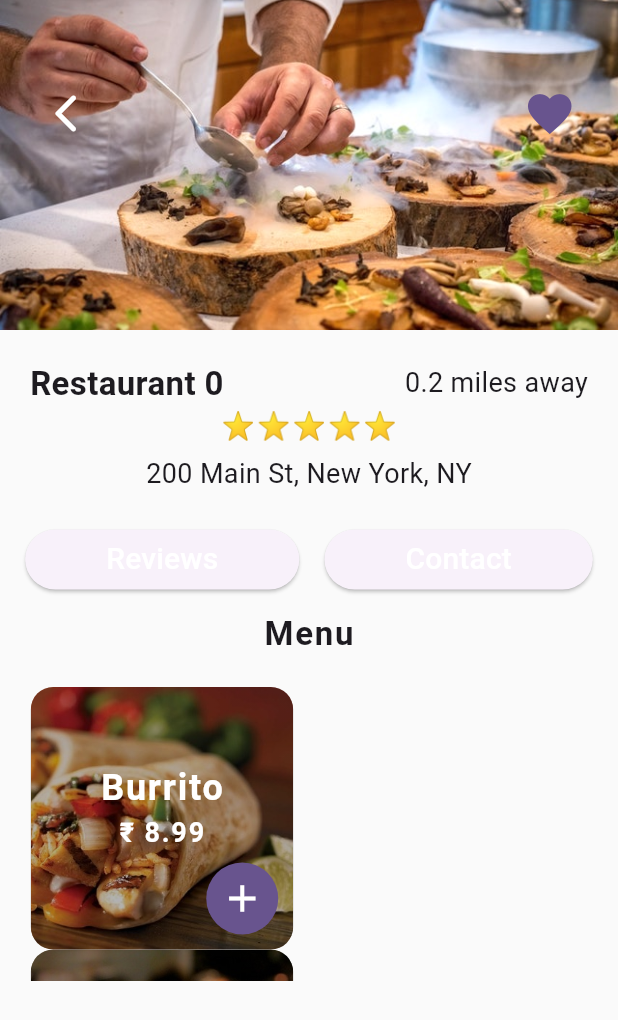
After one commit to JayrajSinh16/UI_Practice, a Flutter app: the screen it shows after launch, after a tap on "Restaurant 0", on a phone screen of 412 x 824 dp. The commit adds this screen. Shown: the top 1020 px of the screen. Run offline on Flutter 3.47's test engine with Material 2 defaults, Android fonts, the phone set to English and light mode, and no system bars.

Commit message:
Created Restaurant's Screen

```diff
--- a/food_app_ui/food_app_ui/lib/screens/home_screen.dart
+++ b/food_app_ui/food_app_ui/lib/screens/home_screen.dart
@@ -1,6 +1,6 @@
 import 'package:flutter/material.dart';
 import 'package:food_app_ui/data/data.dart';
-import 'package:food_app_ui/model/restaurant.dart';
+import 'package:food_app_ui/screens/restaurant_screen.dart';
 import 'package:food_app_ui/widgets/rating_starts.dart';
 import 'package:food_app_ui/widgets/recent_order.dart';
 
@@ -14,9 +14,11 @@ class HomeScreen extends StatefulWidget {
 class _HomeScreenState extends State<HomeScreen> {
   _buildRestaurants() {
     List<Widget> restaurantsList = [];
-    restaurants.forEach((Restaurant restaurant) {
+    for (var restaurant in restaurants) {
       restaurantsList.add(
-        Container(
+        GestureDetector(
+          onTap: () => Navigator.push(context,MaterialPageRoute(builder: (_) => RestaurantScreen(restaurant: restaurant),),),
+          child: Container(
             margin: const EdgeInsets.symmetric(
               horizontal: 20.0,
               vertical: 10.0,
@@ -33,13 +35,16 @@ class _HomeScreenState extends State<HomeScreen> {
             ),
             child: Row(
               children: [
-              ClipRRect(
+                Hero(
+                tag: restaurant.imageUrl!,
+                  child: ClipRRect(
                     borderRadius: BorderRadius.circular(15.0),
                     child: Image(
                       image: AssetImage(restaurant.imageUrl.toString()),
                       height: 15.0,
                       width: 150.0,
                       fit: BoxFit.cover,
+                    ),
                   ),
                 ),
                 Container(
@@ -85,8 +90,9 @@ class _HomeScreenState extends State<HomeScreen> {
               ],
             ),
           ),
+        ),
       );
-    });
+    }
     return Column(children: restaurantsList);
   }
 
--- /dev/null
+++ b/food_app_ui/food_app_ui/lib/screens/restaurant_screen.dart
@@ -0,0 +1,266 @@
+import 'package:flutter/material.dart';
+import 'package:food_app_ui/model/food.dart';
+import 'package:food_app_ui/model/restaurant.dart';
+import 'package:food_app_ui/widgets/rating_starts.dart';
+
+class RestaurantScreen extends StatefulWidget {
+  final Restaurant restaurant;
+
+  const RestaurantScreen({super.key, required this.restaurant});
+
+  @override
+  State<RestaurantScreen> createState() => _RestaurantScreenState();
+}
+
+class _RestaurantScreenState extends State<RestaurantScreen> {
+  _buildMenuItem(Food menuItem) {
+    return Center(
+      child: Stack(
+        alignment: Alignment.center,
+        children: [
+          Container(
+            height: 175.0,
+            width: 175.0,
+            decoration: BoxDecoration(
+              image: DecorationImage(
+                image: AssetImage(
+                  menuItem.imageUrl!,
+                ),
+                fit: BoxFit.cover,
+              ),
+              borderRadius: BorderRadius.circular(15.0),
+            ),
+          ),
+          Container(
+            height: 175,
+            width: 175,
+            decoration: BoxDecoration(
+              borderRadius: BorderRadius.circular(15.0),
+              gradient: LinearGradient(
+                begin: Alignment.topRight,
+                end: Alignment.bottomLeft,
+                colors: [
+                  Colors.black.withOpacity(0.3),
+                  Colors.black87.withOpacity(0.3),
+                  Colors.black54.withOpacity(0.3),
+                  Colors.black38.withOpacity(0.3),
+                ],
+                stops: const [
+                  0.1,
+                  0.5,
+                  0.7,
+                  0.9,
+                ],
+              ),
+            ),
+          ),
+          Positioned(
+            bottom: 65.0,
+            child: Column(
+              children: [
+                Text(
+                  menuItem.name!,
+                  style: const TextStyle(
+                    color: Colors.white,
+                    fontSize: 24.0,
+                    fontWeight: FontWeight.bold,
+                    letterSpacing: 1.2,
+                  ),
+                ),
+                Text(
+                  "₹ ${menuItem.price}",
+                  style: const TextStyle(
+                    color: Colors.white,
+                    fontSize: 18.0,
+                    fontWeight: FontWeight.bold,
+                    letterSpacing: 1.2,
+                  ),
+                ),
+              ],
+            ),
+          ),
+          Positioned(
+            bottom: 10.0,
+            right: 10.0,
+            child: Container(
+              width: 48.0,
+              decoration: BoxDecoration(
+                color: Theme.of(context).primaryColor,
+                borderRadius: BorderRadius.circular(30),
+              ),
+              child: IconButton(
+                onPressed: () {},
+                icon: const Icon(
+                  Icons.add,
+                  color: Colors.white,
+                ),
+                iconSize: 30.0,
+              ),
+            ),
+          ),
+        ],
+      ),
+    );
+  }
+
+  @override
+  Widget build(BuildContext context) {
+    return Scaffold(
+      body: Column(
+        children: [
+          Stack(
+            children: [
+              Hero(
+                tag: widget.restaurant.imageUrl!,
+                child: Image(
+                  height: 220.0,
+                  width: MediaQuery.of(context).size.width,
+                  fit: BoxFit.cover,
+                  image: AssetImage(
+                    widget.restaurant.imageUrl.toString(),
+                  ),
+                ),
+              ),
+              Padding(
+                padding: const EdgeInsets.symmetric(
+                  horizontal: 20.0,
+                  vertical: 50.0,
+                ),
+                child: Row(
+                  mainAxisAlignment: MainAxisAlignment.spaceBetween,
+                  children: [
+                    IconButton(
+                      color: Colors.white,
+                      iconSize: 30.0,
+                      onPressed: () => Navigator.pop(context),
+                      icon: const Icon(
+                        Icons.arrow_back_ios_new_rounded,
+                      ),
+                    ),
+                    IconButton(
+                      color: Theme.of(context).primaryColor,
+                      iconSize: 35.0,
+                      onPressed: () {},
+                      icon: const Icon(
+                        Icons.favorite,
+                      ),
+                    ),
+                  ],
+                ),
+              ),
+            ],
+          ),
+          Padding(
+            padding: const EdgeInsets.all(20.0),
+            child: Column(
+              children: [
+                Row(
+                  mainAxisAlignment: MainAxisAlignment.spaceBetween,
+                  children: [
+                    Text(
+                      widget.restaurant.name!,
+                      style: const TextStyle(
+                        fontSize: 22.0,
+                        fontWeight: FontWeight.w600,
+                      ),
+                    ),
+                    const Text(
+                      "0.2 miles away",
+                      style: TextStyle(
+                        fontSize: 18.0,
+                      ),
+                    ),
+                  ],
+                ),
+                RatingStar(
+                  rating: widget.restaurant.rating!,
+                ),
+                const SizedBox(
+                  height: 6.0,
+                ),
+                Text(
+                  widget.restaurant.address!,
+                  style: const TextStyle(
+                    fontSize: 18.0,
+                  ),
+                ),
+              ],
+            ),
+          ),
+          Row(
+            mainAxisAlignment: MainAxisAlignment.spaceEvenly,
+            children: [
+              ElevatedButton(
+                onPressed: () {},
+                child: Container(
+                  padding: const EdgeInsets.symmetric(
+                    horizontal: 30.0,
+                  ),
+                  decoration: BoxDecoration(
+                    borderRadius: BorderRadius.circular(10.0),
+                  ),
+                  child: const Text(
+                    "Reviews",
+                    style: TextStyle(
+                      color: Colors.white,
+                      fontSize: 20.0,
+                    ),
+                  ),
+                ),
+              ),
+              ElevatedButton(
+                onPressed: () {},
+                child: Container(
+                  padding: const EdgeInsets.symmetric(
+                    horizontal: 30.0,
+                  ),
+                  decoration: BoxDecoration(
+                    borderRadius: BorderRadius.circular(10.0),
+                  ),
+                  child: const Text(
+                    "Contact",
+                    style: TextStyle(
+                      color: Colors.white,
+                      fontSize: 20.0,
+                    ),
+                  ),
+                ),
+              ),
+            ],
+          ),
+          const SizedBox(
+            height: 10.0,
+          ),
+          const Center(
+            child: Text(
+              'Menu',
+              style: TextStyle(
+                fontSize: 22.0,
+                fontWeight: FontWeight.w600,
+                letterSpacing: 1.2,
+              ),
+            ),
+          ),
+          const SizedBox(
+            height: 10.0,
+          ),
+          Expanded(
+            child: GridView.count(
+              padding: const EdgeInsets.all(10.0),
+              crossAxisCount: 2,
+              children: [
+                ListView.builder(
+                  itemCount: widget.restaurant.menu!.length,
+                  itemBuilder: (context, index) {
+                    Food food = widget.restaurant.menu![index];
+                    return _buildMenuItem(food);
+                  },
+                )
+              ],
+            ),
+          )
+        ],
+      ),
+    );
+  }
+}
--- a/food_app_ui/food_app_ui/lib/widgets/recent_order.dart
+++ b/food_app_ui/food_app_ui/lib/widgets/recent_order.dart
@@ -94,7 +94,7 @@ class _RecentOrdersState extends State<RecentOrders> {
               ),
               iconSize: 30.0,
             ),
-          )
+          ),
         ],
       ),
     );
```
Lines whose indentation alone changed are shown as unchanged.
